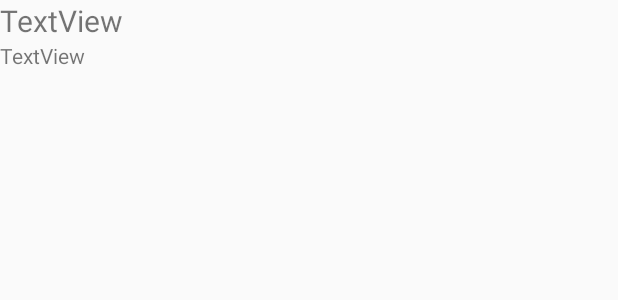
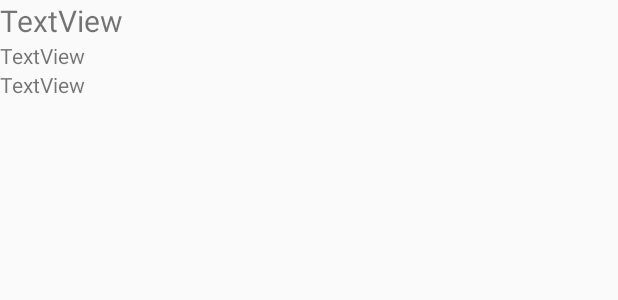
Before and after one commit to dphtran501/OCCCourseFinder2, an Android app: the layout offering_list_item.xml on its own in the app's theme, with its tools: preview values and no code run, on a phone screen of 412 x 824 dp. Shown: the top 300 px of the screen. Run offline under Robolectric (Android 15) with nearby library versions, the phone set to English and light mode, and no system bars.

Commit message:
Add CRN TextView for list item layout, update CRN for list adapter, and add Spinner for instructor names

```diff
--- a/app/src/main/java/edu/orangecoastcollege/cs273/occcoursefinder/OfferingListAdapter.java
+++ b/app/src/main/java/edu/orangecoastcollege/cs273/occcoursefinder/OfferingListAdapter.java
@@ -63,12 +63,15 @@ public class OfferingListAdapter extends ArrayAdapter<Offering> {
         TextView offeringListTitleTextView =
                 (TextView) view.findViewById(R.id.offeringListTitleTextView);
 
-        //TODO (1):  Make a reference to the offeringListCRNTextView and set the text accordingly.
+        // Make a reference to the offeringListCRNTextView and set the text accordingly.
+        TextView offeringListCRNTextView =
+                (TextView) view.findViewById(R.id.offeringListCRNTextView);
 
         offeringListLinearLayout.setTag(selectedOffering);
 
         offeringListFullNameTextView.setText(selectedCourse.getFullName() + ": " + selectedCourse.getTitle());
         offeringListTitleTextView.setText(selectedInstructor.getFullName());
+        offeringListCRNTextView.setText(String.valueOf(selectedOffering.getCRN()));
 
         return view;
     }
--- a/app/src/main/res/layout/offering_list_item.xml
+++ b/app/src/main/res/layout/offering_list_item.xml
@@ -22,7 +22,12 @@
             android:layout_height="wrap_content"
             android:id="@+id/offeringListTitleTextView" />
 
-        <!--TODO (1): Add a TextView named offeringListCRNTextView to the layout underneath the offeringListCourseTitleTextView -->
+        <!-- Add a TextView named offeringListCRNTextView to the layout underneath the offeringListCourseTitleTextView -->
+        <TextView
+            android:text="TextView"
+            android:layout_width="match_parent"
+            android:layout_height="wrap_content"
+            android:id="@+id/offeringListCRNTextView" />
 
     </LinearLayout>
 
```
Also changed, not shown: app/src/main/java/edu/orangecoastcollege/cs273/occcoursefinder/CourseSearchActivity.java (+30 -6 lines).
